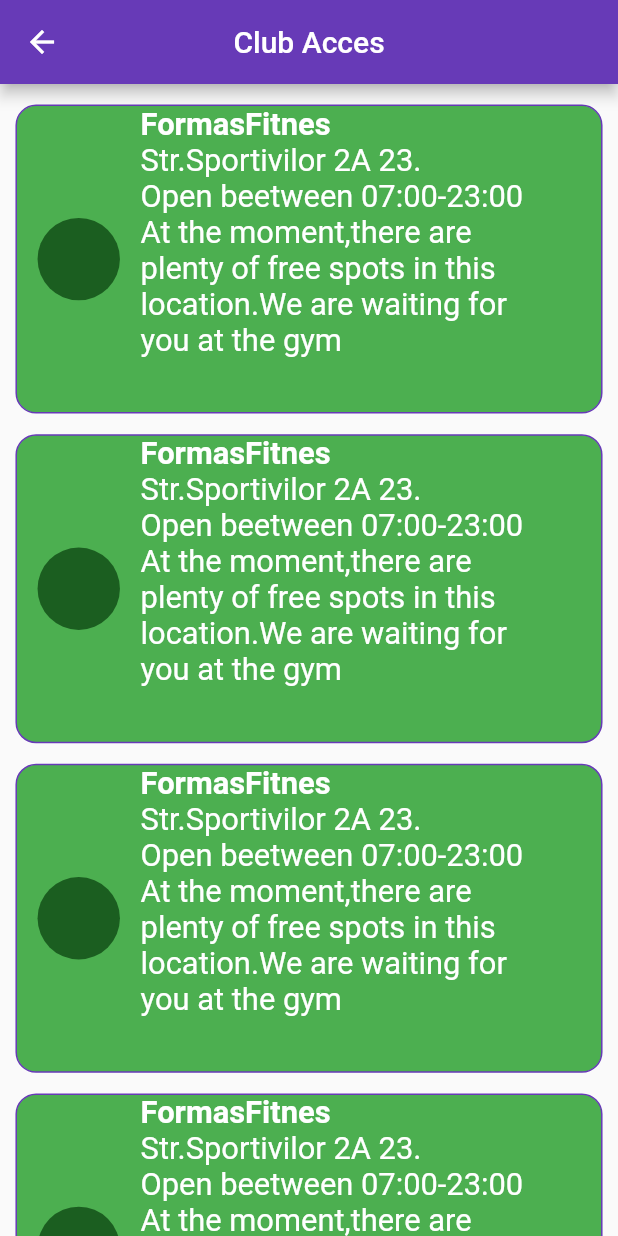
After one commit to BTihamer/MobileApp_project, a Flutter app: the CapacityStatusScreen screen opened directly, on a phone screen of 412 x 824 dp. The commit adds this screen. Run offline on Flutter 3.47's test engine with Material 2 defaults, Android fonts, the phone set to English and light mode, and no system bars; our stand-ins replace firebase_auth, firebase_core, sizer; accounts and stored records are empty; network calls fail.

Commit message:
Implemented Capacity Status screen
Implemented Capacity Status Screen need to be connected with DataBase

```diff
--- /dev/null
+++ b/lib/UI/Screens/capacity_status_screen.dart
@@ -0,0 +1,79 @@
+import 'package:flutter/material.dart';
+import 'package:sizer/sizer.dart';
+
+class CapacityStatusScreen extends StatefulWidget {
+  const CapacityStatusScreen({Key? key}) : super(key: key);
+
+  @override
+  State<CapacityStatusScreen> createState() => _CapacityStatusScreenState();
+}
+class _CapacityStatusScreenState extends State<CapacityStatusScreen> {
+  Color szin=Colors.green;
+  Color belsoszin=Colors.green.shade900;
+  String edzoterem_neve="FormasFitnes";
+  String location="Str.Sportivilor 2A 23.";
+  String nyitvatartas="Open beetween 07:00-23:00";
+  String szoveg="At the moment,there are\nplenty of free spots in this\nlocation.We are waiting for\nyou at the gym";
+  @override
+  Widget build(BuildContext context) {
+    return Scaffold(
+      appBar: AppBar(
+        title:const Text("Club Acces"),
+        centerTitle: true,
+        backgroundColor: Colors.deepPurple,
+        leading: const BackButton(
+          color: Colors.white,
+        ),
+      ),
+      body: SingleChildScrollView(
+        child: SafeArea(
+          child: Center(
+            child: Padding(
+              padding: EdgeInsets.only(top: 10.sp),
+              child: Column(
+                mainAxisAlignment: MainAxisAlignment.center,
+                children:[
+                 for(int i=0;i<5;++i) addGYM()
+                ],
+              ),
+            ),
+          ),
+        ),
+      ),
+    );
+  }
+  Padding addGYM(){
+    return Padding(
+      padding: EdgeInsets.only(bottom: 10.sp),
+      child: Container(
+        height: 25.h,
+        width: 95.w,
+        decoration: BoxDecoration(
+            border: Border.all(color: Colors.deepPurple),
+            color: szin,
+            borderRadius:
+            BorderRadius.all(Radius.circular(10.sp))),
+        child: Row(
+          children: [
+              Padding(
+                padding: EdgeInsets.only(left: 10.sp,right: 10.sp),
+                child: CircleAvatar(
+                  backgroundColor: belsoszin,
+                  radius: 20.sp,
+                ),
+              ),
+              Column(
+                crossAxisAlignment: CrossAxisAlignment.start,
+               children: [
+                 Text(edzoterem_neve,style: TextStyle(color: Colors.white,fontWeight: FontWeight.bold,fontSize: 15.sp),),
+                 Text(location,textAlign: TextAlign.left,style: TextStyle(color: Colors.white,fontSize: 15.sp),),
+                 Text(nyitvatartas,textAlign: TextAlign.left,style: TextStyle(color: Colors.white,fontSize: 15.sp),),
+                 Text(szoveg,textAlign: TextAlign.left,style: TextStyle(color: Colors.white,fontSize: 15.sp),),
+               ],
+              )
+          ],
+        )
+      ),
+    );
+  }
+}
--- a/lib/UI/Screens/home_page_screen.dart
+++ b/lib/UI/Screens/home_page_screen.dart
@@ -1,4 +1,5 @@
 import 'package:edzoteremappv2/UI/Screens/about_screen.dart';
+import 'package:edzoteremappv2/UI/Screens/capacity_status_screen.dart';
 import 'package:edzoteremappv2/UI/Screens/payment_history_screen.dart';
 import 'package:edzoteremappv2/UI/Screens/profil_screen.dart';
 import 'package:edzoteremappv2/UI/Screens/change_password_screen.dart';
@@ -219,7 +220,11 @@ class _HomePageState extends State<HomePage>{
                                             BorderRadius.all(Radius.circular(10))),
                                         child: IconButton(
                                           icon: Icon(Icons.info_outline_rounded),
-                                          onPressed: (){},
+                                          onPressed: (){
+                                            Navigator.push(context,
+                                              MaterialPageRoute(builder: (context) => const CapacityStatusScreen()),
+                                            );
+                                          },
                                         ),
                                       ),
                                     ),
--- a/lib/UI/Screens/payment_history_screen.dart
+++ b/lib/UI/Screens/payment_history_screen.dart
@@ -14,7 +14,7 @@ class _PaymentHistoryState extends State<PaymentHistory>{
   Widget build(BuildContext context) {
     return Scaffold(
         appBar: AppBar(
-        title: Text("Payment History"),
+        title: const Text("Payment History"),
     centerTitle: true,
     backgroundColor: Colors.deepPurple,
     leading: const BackButton(
```
